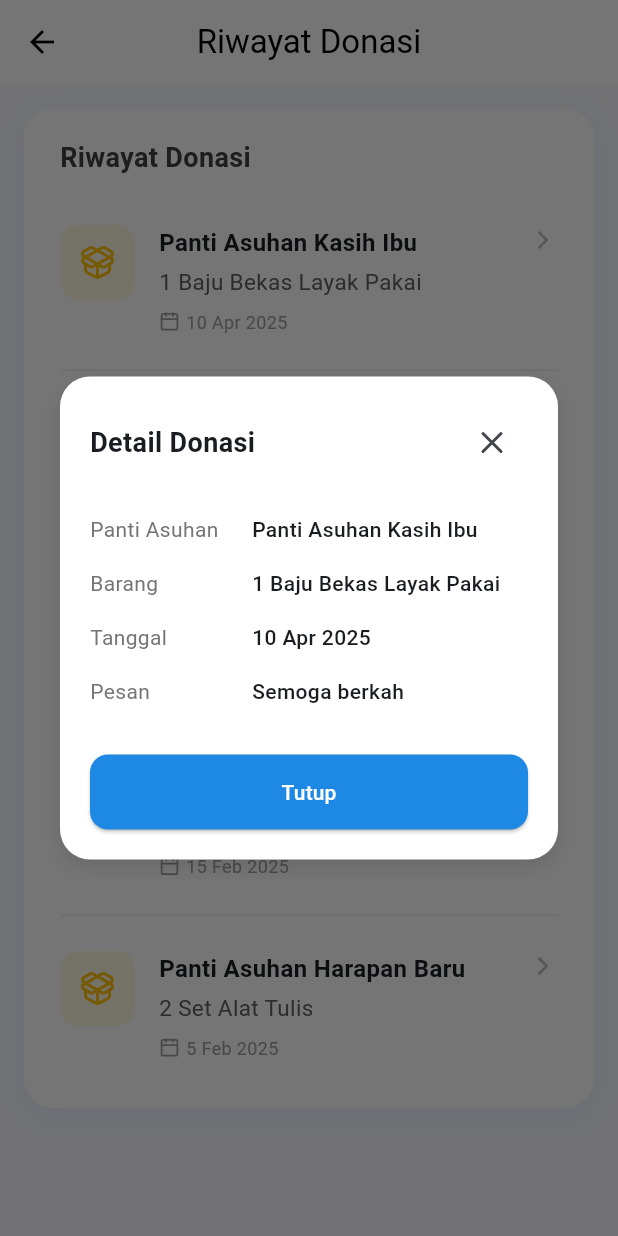
After one commit to rafialifa100/hand_2_heart_mobile_kelompok7, a Flutter app: the DonationHistoryPage screen opened by its route, after a tap on "Panti Asuhan Kasih Ibu", on a phone screen of 412 x 824 dp. The commit adds this screen. Run offline on Flutter 3.47's test engine with Material 3 defaults, Android fonts, the phone set to English and light mode, and no system bars; our stand-ins replace cloud_firestore, firebase_auth, firebase_core, google_fonts, lucide_icons; accounts and stored records are empty.

Commit message:
nambah history

```diff
--- /dev/null
+++ b/lib/donationhistory.dart
@@ -0,0 +1,438 @@
+import 'package:flutter/material.dart';
+import 'package:firebase_auth/firebase_auth.dart';
+import 'package:cloud_firestore/cloud_firestore.dart';
+import 'package:lucide_icons/lucide_icons.dart';
+
+class DonationHistoryPage extends StatefulWidget {
+  const DonationHistoryPage({Key? key}) : super(key: key);
+
+  @override
+  State<DonationHistoryPage> createState() => _DonationHistoryPageState();
+}
+
+class _DonationHistoryPageState extends State<DonationHistoryPage> with SingleTickerProviderStateMixin {
+  late AnimationController _animationController;
+  late Animation<double> _animation;
+
+  List<Map<String, dynamic>> donationHistory = [];
+  bool _isLoading = true;
+
+  @override
+  void initState() {
+    super.initState();
+
+    // Initialize animation controller and animation
+    _animationController = AnimationController(
+      vsync: this,
+      duration: const Duration(milliseconds: 500),
+    );
+
+    _animation = Tween<double>(begin: 0.0, end: 1.0).animate(
+      CurvedAnimation(
+        parent: _animationController,
+        curve: Curves.easeInOut,
+      ),
+    );
+
+    // Start the animation
+    _animationController.forward();
+
+    // Get donation history
+    getDonationHistory();
+  }
+
+  @override
+  void dispose() {
+    _animationController.dispose();
+    super.dispose();
+  }
+
+  void getDonationHistory() async {
+    setState(() {
+      _isLoading = true;
+    });
+
+    try {
+      // In a real app, you would fetch this from Firestore
+      // For now, we're using sample data
+      donationHistory = [
+        {
+          'amount': '1',
+          'item': 'Baju Bekas Layak Pakai',
+          'orphanageName': 'Panti Asuhan Kasih Ibu',
+          'date': '10 Apr 2025',
+          'message': 'Semoga berkah',
+        },
+        {
+          'amount': '10',
+          'item': 'Buku Pelajaran SD',
+          'orphanageName': 'Rumah Yatim Piatu Nur Iman',
+          'date': '28 Mar 2025',
+          'message': 'Semoga bermanfaat untuk pendidikan',
+        },
+        {
+          'amount': '5',
+          'item': 'Paket Sembako',
+          'orphanageName': 'Panti Asuhan Cahaya Kasih',
+          'date': '2 Mar 2025',
+          'message': 'Untuk kebutuhan sehari-hari',
+        },
+        {
+          'amount': '3',
+          'item': 'Mainan Anak',
+          'orphanageName': 'Panti Asuhan Kasih Ibu',
+          'date': '15 Feb 2025',
+          'message': 'Semoga anak-anak senang',
+        },
+        {
+          'amount': '2',
+          'item': 'Set Alat Tulis',
+          'orphanageName': 'Panti Asuhan Harapan Baru',
+          'date': '5 Feb 2025',
+          'message': 'Untuk menunjang kegiatan belajar',
+        },
+      ];
+
+      setState(() {
+        _isLoading = false;
+      });
+    } catch (e) {
+      print('Error fetching donation history: $e');
+      showCustomSnackBar('Gagal mengambil riwayat donasi: $e');
+      setState(() {
+        _isLoading = false;
+      });
+    }
+  }
+
+  void showCustomSnackBar(String message) {
+    ScaffoldMessenger.of(context).showSnackBar(
+      SnackBar(
+        content: Text(message),
+        backgroundColor: Colors.blue[700],
+        behavior: SnackBarBehavior.floating,
+        elevation: 4,
+        shape: RoundedRectangleBorder(
+          borderRadius: BorderRadius.circular(10),
+        ),
+        margin: const EdgeInsets.all(16),
+        duration: const Duration(seconds: 2),
+      ),
+    );
+  }
+
+  Widget buildDonationHistorySection() {
+    return FadeTransition(
+      opacity: _animation,
+      child: Container(
+        margin: const EdgeInsets.symmetric(horizontal: 16, vertical: 16),
+        decoration: BoxDecoration(
+          color: Colors.white,
+          borderRadius: BorderRadius.circular(20),
+          boxShadow: [
+            BoxShadow(
+              color: Colors.blue.withOpacity(0.1),
+              blurRadius: 15,
+              offset: const Offset(0, 5),
+            ),
+          ],
+        ),
+        child: Column(
+          crossAxisAlignment: CrossAxisAlignment.start,
+          children: [
+            Padding(
+              padding: const EdgeInsets.fromLTRB(24, 20, 24, 16),
+              child: Text(
+                "Riwayat Donasi",
+                style: TextStyle(
+                  fontSize: 18,
+                  fontWeight: FontWeight.bold,
+                  color: Colors.grey.shade800,
+                ),
+              ),
+            ),
+            if (donationHistory.isEmpty)
+              _buildEmptyDonationHistory()
+            else
+              _buildDonationHistoryList(donationHistory),
+            const SizedBox(height: 16),
+          ],
+        ),
+      ),
+    );
+  }
+
+  Widget _buildEmptyDonationHistory() {
+    return Container(
+      margin: const EdgeInsets.symmetric(vertical: 20, horizontal: 20),
+      padding: const EdgeInsets.all(20),
+      decoration: BoxDecoration(
+        color: Colors.grey.shade50,
+        borderRadius: BorderRadius.circular(16),
+      ),
+      child: Column(
+        children: [
+          Icon(
+            LucideIcons.gift,
+            size: 60,
+            color: Colors.grey.shade300,
+          ),
+          const SizedBox(height: 16),
+          const Text(
+            "Belum Ada Riwayat Donasi",
+            style: TextStyle(
+              fontSize: 16,
+              fontWeight: FontWeight.bold,
+            ),
+          ),
+          const SizedBox(height: 8),
+          Text(
+            "Donasi sekarang untuk membantu yang membutuhkan",
+            style: TextStyle(
+              fontSize: 14,
+              color: Colors.grey.shade600,
+            ),
+            textAlign: TextAlign.center,
+          ),
+          const SizedBox(height: 20),
+          ElevatedButton.icon(
+            icon: const Icon(LucideIcons.heart),
+            label: const Text("Donasi Sekarang"),
+            style: ElevatedButton.styleFrom(
+              foregroundColor: Colors.white,
+              backgroundColor: Colors.blue.shade600,
+              padding: const EdgeInsets.symmetric(horizontal: 24, vertical: 12),
+              shape: RoundedRectangleBorder(
+                borderRadius: BorderRadius.circular(12),
+              ),
+            ),
+            onPressed: () {
+              Navigator.pushNamed(context, '/donation_options');
+            },
+          ),
+        ],
+      ),
+    );
+  }
+
+  Widget _buildDonationHistoryList(List<Map<String, dynamic>> donations) {
+    return ListView.separated(
+      physics: const NeverScrollableScrollPhysics(),
+      shrinkWrap: true,
+      itemCount: donations.length,
+      separatorBuilder: (context, index) => Divider(
+        color: Colors.grey.shade200,
+        thickness: 1,
+        indent: 24,
+        endIndent: 24,
+      ),
+      itemBuilder: (context, index) {
+        final donation = donations[index];
+
+        return InkWell(
+          onTap: () {
+            // Show donation details
+            _showDonationDetailsDialog(donation);
+          },
+          child: Container(
+            padding: const EdgeInsets.symmetric(vertical: 16, horizontal: 24),
+            child: Row(
+              crossAxisAlignment: CrossAxisAlignment.start,
+              children: [
+                // Donation icon
+                Container(
+                  width: 50,
+                  height: 50,
+                  decoration: BoxDecoration(
+                    color: Colors.amber.shade50,
+                    borderRadius: BorderRadius.circular(12),
+                  ),
+                  child: Icon(
+                    LucideIcons.packageOpen,
+                    color: Colors.amber.shade500,
+                    size: 24,
+                  ),
+                ),
+                const SizedBox(width: 16),
+                Expanded(
+                  child: Column(
+                    crossAxisAlignment: CrossAxisAlignment.start,
+                    children: [
+                      Text(
+                        donation['orphanageName'],
+                        style: const TextStyle(
+                          fontWeight: FontWeight.bold,
+                          fontSize: 16,
+                        ),
+                        maxLines: 1,
+                        overflow: TextOverflow.ellipsis,
+                      ),
+                      const SizedBox(height: 4),
+                      Text(
+                        '${donation['amount']} ${donation['item']}',
+                        style: TextStyle(
+                          fontSize: 15,
+                          color: Colors.grey.shade700,
+                        ),
+                      ),
+                      const SizedBox(height: 8),
+                      Row(
+                        children: [
+                          Icon(
+                            LucideIcons.calendar,
+                            size: 14,
+                            color: Colors.grey.shade500,
+                          ),
+                          const SizedBox(width: 4),
+                          Text(
+                            donation['date'],
+                            style: TextStyle(
+                              fontSize: 12,
+                              color: Colors.grey.shade500,
+                            ),
+                          ),
+                        ],
+                      ),
+                    ],
+                  ),
+                ),
+                Icon(
+                  LucideIcons.chevronRight,
+                  color: Colors.grey.shade400,
+                  size: 20,
+                ),
+              ],
+            ),
+          ),
+        );
+      },
+    );
+  }
+
+  void _showDonationDetailsDialog(Map<String, dynamic> donation) {
+    showDialog(
+      context: context,
+      builder: (BuildContext context) {
+        return Dialog(
+          shape: RoundedRectangleBorder(
+            borderRadius: BorderRadius.circular(20),
+          ),
+          elevation: 0,
+          backgroundColor: Colors.transparent,
+          child: Container(
+            padding: const EdgeInsets.all(20),
+            decoration: BoxDecoration(
+              color: Colors.white,
+              shape: BoxShape.rectangle,
+              borderRadius: BorderRadius.circular(20),
+              boxShadow: [
+                BoxShadow(
+                  color: Colors.black.withOpacity(0.1),
+                  blurRadius: 10.0,
+                  offset: const Offset(0, 5),
+                ),
+              ],
+            ),
+            child: Column(
+              mainAxisSize: MainAxisSize.min,
+              children: [
+                Row(
+                  mainAxisAlignment: MainAxisAlignment.spaceBetween,
+                  children: [
+                    const Text(
+                      "Detail Donasi",
+                      style: TextStyle(
+                        fontSize: 18,
+                        fontWeight: FontWeight.bold,
+                      ),
+                    ),
+                    IconButton(
+                      icon: const Icon(LucideIcons.x),
+                      onPressed: () {
+                        Navigator.of(context).pop();
+                      },
+                    ),
+                  ],
+                ),
+                const SizedBox(height: 16),
+                _buildDetailRow("Panti Asuhan", donation['orphanageName']),
+                _buildDetailRow("Barang", "${donation['amount']} ${donation['item']}"),
+                _buildDetailRow("Tanggal", donation['date']),
+                _buildDetailRow("Pesan", donation['message']),
+                const SizedBox(height: 24),
+                ElevatedButton(
+                  onPressed: () {
+                    Navigator.of(context).pop();
+                  },
+                  style: ElevatedButton.styleFrom(
+                    foregroundColor: Colors.white,
+                    backgroundColor: Colors.blue.shade600,
+                    minimumSize: const Size(double.infinity, 50),
+                    shape: RoundedRectangleBorder(
+                      borderRadius: BorderRadius.circular(12),
+                    ),
+                  ),
+                  child: const Text("Tutup"),
+                ),
+              ],
+            ),
+          ),
+        );
+      },
+    );
+  }
+
+  Widget _buildDetailRow(String label, String value) {
+    return Padding(
+      padding: const EdgeInsets.symmetric(vertical: 8),
+      child: Row(
+        crossAxisAlignment: CrossAxisAlignment.start,
+        children: [
+          SizedBox(
+            width: 100,
+            child: Text(
+              label,
+              style: TextStyle(
+                fontSize: 14,
+                color: Colors.grey.shade600,
+              ),
+            ),
+          ),
+          const SizedBox(width: 8),
+          Expanded(
+            child: Text(
+              value,
+              style: const TextStyle(
+                fontSize: 14,
+                fontWeight: FontWeight.w500,
+              ),
+            ),
+          ),
+        ],
+      ),
+    );
+  }
+
+  @override
+  Widget build(BuildContext context) {
+    return Scaffold(
+      appBar: AppBar(
+        title: const Text("Riwayat Donasi"),
+        backgroundColor: Colors.white,
+        foregroundColor: Colors.black,
+        elevation: 0,
+        centerTitle: true,
+      ),
+      body: _isLoading
+          ? const Center(child: CircularProgressIndicator())
+          : SingleChildScrollView(
+              child: Column(
+                children: [
+                  buildDonationHistorySection(),
+                  const SizedBox(height: 24),
+                ],
+              ),
+            ),
+    );
+  }
+}
--- a/lib/main.dart
+++ b/lib/main.dart
@@ -5,6 +5,7 @@ import 'homepage.dart';
 import 'donasipage.dart';
 import 'profilpage.dart';
 import 'login_page.dart';
+import 'donationhistory.dart';
 
 void main() async {
   WidgetsFlutterBinding.ensureInitialized();
@@ -30,8 +31,8 @@ class MyApp extends StatelessWidget {
         '/register': (context) => const RegisterPage(),
         '/home': (context) => const HomePage(),
         '/donation': (context) => DonasiBarangPage(),
-        '/profile': (context) => ProfilePage(
-        ),
+        '/profile': (context) => ProfilePage(),
+        '/history': (context) => DonationHistoryPage(),
       },
     );
   }
--- a/lib/profilpage.dart
+++ b/lib/profilpage.dart
@@ -2,6 +2,7 @@ import 'package:flutter/material.dart';
 import 'package:firebase_auth/firebase_auth.dart';
 import 'package:cloud_firestore/cloud_firestore.dart';
 import 'package:lucide_icons/lucide_icons.dart';
+import 'donationhistory.dart';
 
 class ProfilePage extends StatefulWidget {
   const ProfilePage({Key? key}) : super(key: key);
@@ -19,7 +20,7 @@ class _ProfilePageState extends State<ProfilePage> with SingleTickerProviderStat
   late Animation<double> _animation;
 
   Map<String, dynamic>? userProfile;
-  List<Map<String, dynamic>>? donationHistory;
+  int donationCount = 0; // Just store the count for the profile page
   bool _isLoading = true;
 
   final GlobalKey<ScaffoldState> _scaffoldKey = GlobalKey<ScaffoldState>();
@@ -49,8 +50,11 @@ class _ProfilePageState extends State<ProfilePage> with SingleTickerProviderStat
     emailController = TextEditingController(text: '');
     phoneController = TextEditingController(text: '');
 
-    // Get user data and donation history
+    // Get user data and donation count
     getUserData();
+
+    // For testing purposes, set a sample donation count
+    donationCount = 5;
   }
 
   @override
@@ -99,8 +103,9 @@ class _ProfilePageState extends State<ProfilePage> with SingleTickerProviderStat
           print('Created basic profile from auth data: $userProfile');
         }
 
-        // Get donation history
-        donationHistory = await getDonationHistory(user.uid);
+        // Get donation count
+        // In real app, you would do something like:
+        // donationCount = await getDonationCount(user.uid);
 
         // Update text controllers
         setState(() {
@@ -145,22 +150,17 @@ class _ProfilePageState extends State<ProfilePage> with SingleTickerProviderStat
     }
   }
 
-  Future<List<Map<String, dynamic>>> getDonationHistory(String userId) async {
+  Future<int> getDonationCount(String userId) async {
     try {
       QuerySnapshot donationSnapshot = await FirebaseFirestore.instance
           .collection('donations')
           .where('userId', isEqualTo: userId)
           .get();
 
-      List<Map<String, dynamic>> donations = donationSnapshot.docs
-          .map((doc) => doc.data() as Map<String, dynamic>)
-          .toList();
-
-      print('Found ${donations.length} donations for user $userId');
-      return donations;
+      return donationSnapshot.docs.length;
     } catch (e) {
-      print('Error getting donation history: $e');
-      return [];
+      print('Error getting donation count: $e');
+      return 0;
     }
   }
 
@@ -393,7 +393,7 @@ class _ProfilePageState extends State<ProfilePage> with SingleTickerProviderStat
                     child: _buildStatCard(
                       LucideIcons.heart,
                       Colors.blue.shade600,
-                      donationHistory?.length.toString() ?? '0',
+                      donationCount.toString(),
                       "Total Donasi",
                     ),
                   ),
@@ -410,6 +410,33 @@ class _ProfilePageState extends State<ProfilePage> with SingleTickerProviderStat
               ),
             ),
             const SizedBox(height: 20),
+            // Donation History Button
+            Padding(
+              padding: const EdgeInsets.symmetric(horizontal: 20, vertical: 6),
+              child: ElevatedButton.icon(
+                icon: const Icon(LucideIcons.history),
+                label: const Text("Lihat Riwayat Donasi"),
+                style: ElevatedButton.styleFrom(
+                  foregroundColor: Colors.blue.shade600,
+                  backgroundColor: Colors.blue.shade50,
+                  shape: RoundedRectangleBorder(
+                    borderRadius: BorderRadius.circular(12),
+                    side: BorderSide(color: Colors.blue.shade200),
+                  ),
+                  padding: const EdgeInsets.symmetric(vertical: 12, horizontal: 16),
+                  elevation: 0,
+                ),
+                onPressed: () {
+                  Navigator.push(
+                    context,
+                    MaterialPageRoute(
+                      builder: (context) => const DonationHistoryPage(),
+                    ),
+                  );
+                },
+              ),
+            ),
+            const SizedBox(height: 10),
             // Profile Information Fields
             Column(
               crossAxisAlignment: CrossAxisAlignment.start,
--- a/pubspec.yaml
+++ b/pubspec.yaml
@@ -44,6 +44,7 @@ dev_dependencies:
     sdk: flutter
   google_fonts: ^6.1.0
   lucide_icons: ^0.257.0
+  intl: ^0.18.1
 
   # The "flutter_lints" package below contains a set of recommended lints to
   # encourage good coding practices. The lint set provided by the package is
```
Also changed, not shown: pubspec.lock.
